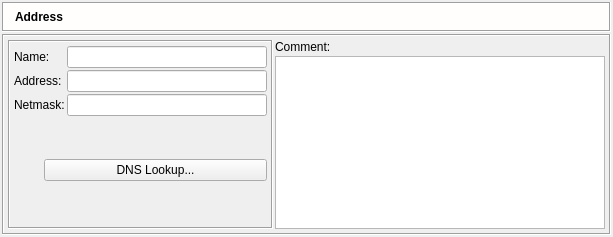
Qt form src/gui/ipv4dialog_q.ui (fwbuilder/fwbuilder) before a commit.
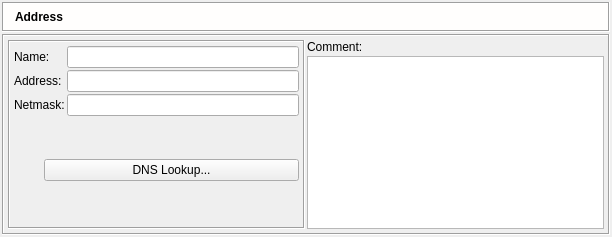
The same form after that commit. Icons and pictures are not drawn.

```diff
--- a/src/gui/ipv4dialog_q.ui
+++ b/src/gui/ipv4dialog_q.ui
@@ -8,7 +8,7 @@
    <rect>
     <x>0</x>
     <y>0</y>
-    <width>613</width>
+    <width>612</width>
     <height>237</height>
    </rect>
   </property>
@@ -245,13 +245,13 @@
             <widget class="QLineEdit" name="obj_name" >
              <property name="sizePolicy" >
               <sizepolicy vsizetype="Fixed" hsizetype="Preferred" >
-               <horstretch>0</horstretch>
+               <horstretch>200</horstretch>
                <verstretch>0</verstretch>
               </sizepolicy>
              </property>
              <property name="minimumSize" >
               <size>
-               <width>200</width>
+               <width>0</width>
                <height>0</height>
               </size>
              </property>
```
